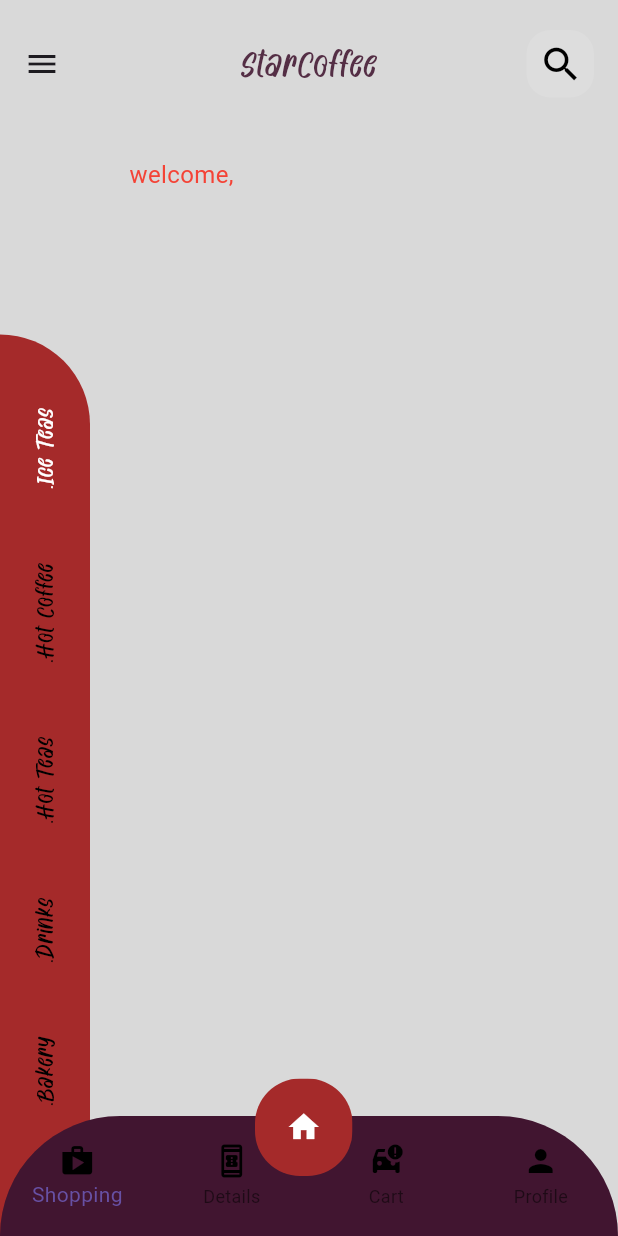
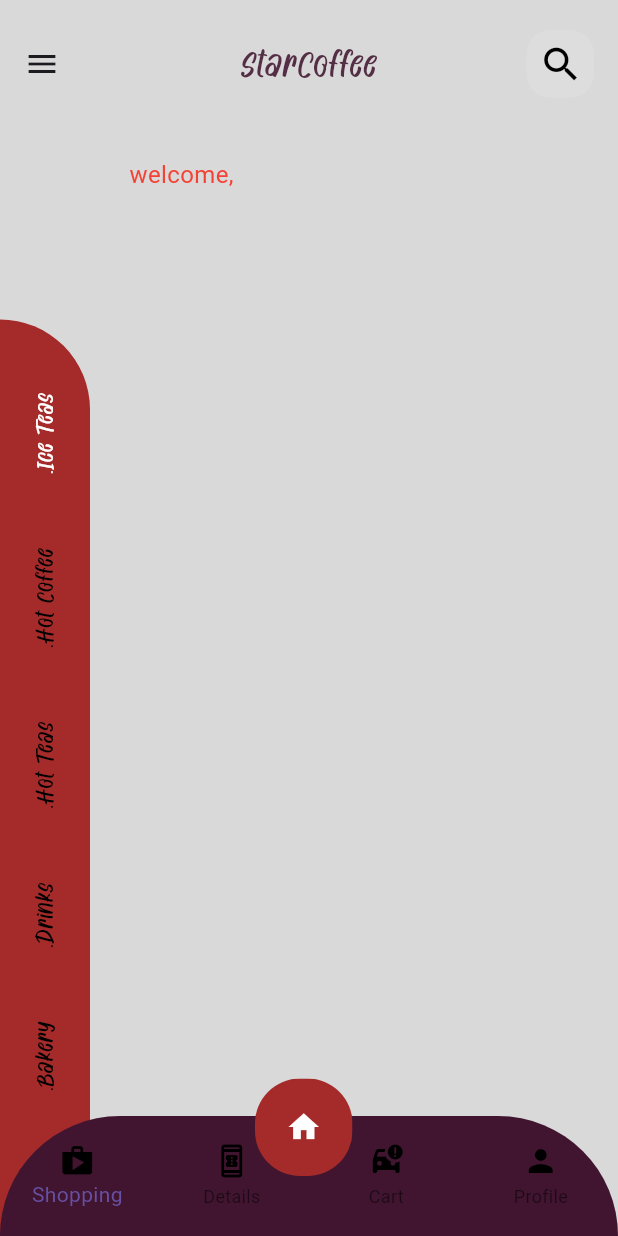
Before and after one commit to RamezNasser5/Shop-App, a Flutter app: the HomePage screen opened directly, on a phone screen of 412 x 824 dp. Run offline on Flutter 3.47's test engine with Material 3 defaults, Android fonts, the phone set to English and light mode, and no system bars; our stand-ins replace bloc, cloud_firestore, firebase_auth, firebase_core, flutter_bloc, gradient_borders and 2 more; accounts and stored records are empty.

Commit message:
Update padding value and remove unnecessary comments
Removed unnecessary comments and updated the padding value in the ColumnNavigation bar widget. Also removed redundant comments in the main.dart file.

```diff
--- a/lib/features/home_feature/widgets/column_navigation_bar.dart
+++ b/lib/features/home_feature/widgets/column_navigation_bar.dart
@@ -22,7 +22,7 @@ class ColumnBehindNavigationBar extends StatelessWidget {
         Row(
           children: [
             Padding(
-              padding: EdgeInsets.only(top: 95.0),
+              padding: EdgeInsets.only(top: 85.0),
               child: SideDrinks(),
             ),
             ProductsDisplay(),
--- a/lib/main.dart
+++ b/lib/main.dart
@@ -12,83 +12,38 @@ import 'package:flutter/material.dart';
 import 'package:flutter_bloc/flutter_bloc.dart';
 import 'package:hive_flutter/adapters.dart';
 
-/// Initializes the app and sets up the necessary configurations and services.
-///
-/// This function is the entry point of the application. It performs the
-/// following steps:
-///
-/// 1. Initializes the Flutter binding, ensuring that the widget tree can be
-///    rendered correctly.
-/// 2. Initializes Firebase using the current platform options, which
-///    establishes a connection with Firebase services.
-/// 3. Initializes Hive for Flutter, a persistent and fast key-value store for
-///    Flutter.
-/// 4. Registers the ProductModel adapter, allowing Hive to serialize and
-///    deserialize ProductModel objects.
-/// 5. Opens a box named 'product' using Hive, a collection of ProductModel
-///    objects.
-/// 6. Runs the CoffeeApp widget, the root widget of the application.
-///
-/// This function does not take any parameters and does not return any values.
 void main() async {
-  // Initialize Flutter binding.
   WidgetsFlutterBinding.ensureInitialized();
 
-  // Initialize Firebase using current platform options.
   await Firebase.initializeApp(
     options: DefaultFirebaseOptions.currentPlatform,
   );
 
-  // Initialize Hive for Flutter.
   await Hive.initFlutter();
 
-  // Register the ProductModel adapter.
   Hive.registerAdapter(ProductModelAdapter());
 
-  // Open a box named 'product' using Hive.
   await Hive.openBox<ProductModel>('product');
 
-  // Run the CoffeeApp widget.
   runApp(const CoffeeApp());
 }
 
-/// The CoffeeApp widget is the root widget of the application.
-///
-/// It initializes and provides multiple bloc providers for different cubits
-/// needed in the application. Each bloc provider is responsible for creating
-/// and providing an instance of a specific cubit.
-///
-/// The child of the MultiBlocProvider is a MaterialApp widget. This widget
-/// configures the overall appearance and behavior of the application.
 class CoffeeApp extends StatelessWidget {
-  /// Constructs a const CoffeeApp.
-  const CoffeeApp({Key? key}) : super(key: key);
+  const CoffeeApp({super.key});
 
   @override
   Widget build(BuildContext context) {
     return MultiBlocProvider(
-      /// The list of bloc providers.
-      ///
-      /// Each provider creates and provides an instance of a specific cubit.
       providers: [
-        // Bloc provider for AddProductCubit.
         BlocProvider(create: (context) => AddProductCubit()),
-        // Bloc provider for CardProductsCubit.
         BlocProvider(create: (context) => CardProductsCubit()),
-        // Bloc provider for DetailesCubit.
         BlocProvider(create: (context) => DetailesCubit()),
-        // Bloc provider for CategoriesCubit.
         BlocProvider(create: (context) => CategoriesCubit()),
-        // Bloc provider for SearchProductCubit.
         BlocProvider(create: (context) => SearchProductCubit()),
-        // Bloc provider for AuthBloc.
         BlocProvider(create: (context) => AuthBloc()),
       ],
-      /// The child of the MultiBlocProvider is a MaterialApp widget.
       child: const MaterialApp(
-        /// Whether to show a 'debug banner' with detailed build information.
         debugShowCheckedModeBanner: false,
-        /// The home page of the application.
         home: SplachPage(),
       ),
     );
```
